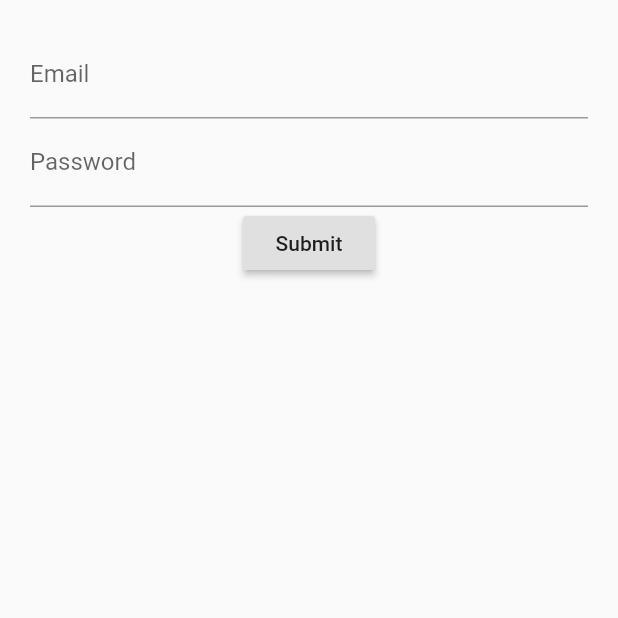
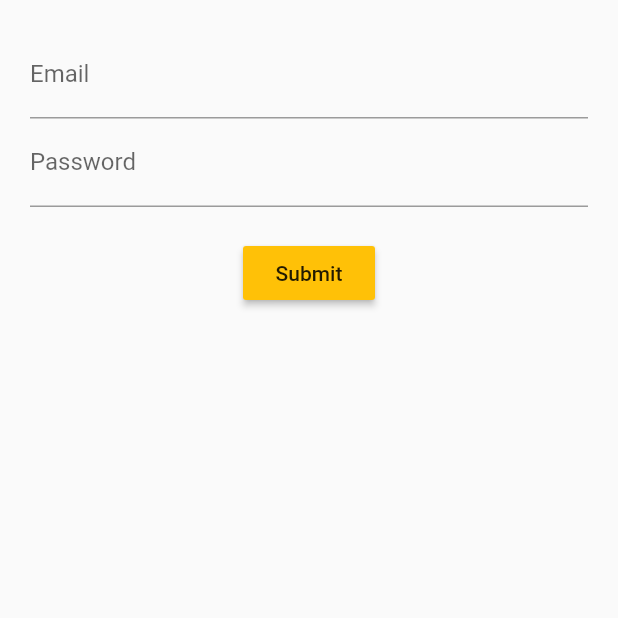
Before and after one commit to pSapien/login_wanda, a Flutter app: the screen it shows after launch, on a phone screen of 412 x 824 dp, the top half of it. Run offline on Flutter 3.47's test engine with Material 2 defaults, Android fonts, the phone set to English and light mode, and no system bars.

Commit message:
add margin

```diff
--- a/lib/src/screens/LoginScreen.dart
+++ b/lib/src/screens/LoginScreen.dart
@@ -15,6 +15,7 @@ class LoginScreenState extends State<LoginScreen> {
           children: <Widget>[
             emailField(),
             passwordField(),
+            Container(margin: EdgeInsets.only(top: 20.0)),
             submitButton(),
           ],
         ),
@@ -44,6 +45,7 @@ class LoginScreenState extends State<LoginScreen> {
 
   Widget submitButton() {
     return RaisedButton(
+      color: Colors.amber,
       onPressed: () => {},
       child: Text('Submit'),
     );
```
